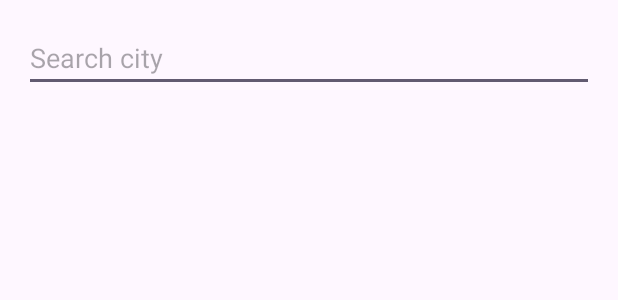
After one commit to Virgo-Alpha/Benson_Mugure_S2038770, an Android app: the layout search_popup.xml on its own in the app's theme, with its tools: preview values and no code run, on a phone screen of 412 x 824 dp. The commit adds this screen. Shown: the top 300 px of the screen. Run offline under Robolectric (Android 15) with nearby library versions, the phone set to English and light mode, and no system bars.

Commit message:
implement search functionality

```diff
--- /dev/null
+++ b/app/src/main/res/layout/search_popup.xml
@@ -0,0 +1,19 @@
+<!-- search_popup.xml -->
+<LinearLayout xmlns:android="http://schemas.android.com/apk/res/android"
+    android:layout_width="match_parent"
+    android:layout_height="wrap_content"
+    android:orientation="vertical"
+    android:padding="16dp">
+
+    <EditText
+        android:id="@+id/searchEditText"
+        android:layout_width="match_parent"
+        android:layout_height="wrap_content"
+        android:hint="Search city" />
+
+    <ListView
+        android:id="@+id/searchResultsListView"
+        android:layout_width="match_parent"
+        android:layout_height="wrap_content" />
+
+</LinearLayout>
--- a/app/src/main/res/values/strings.xml
+++ b/app/src/main/res/values/strings.xml
@@ -91,4 +91,5 @@
         - Pressing exit brings a pop up that lets you confirm your choice\n\n
         - In the settings, the user can pick dark or light mode as well as when to refresh the app\n</string>
     <string name="Help">User Manual</string>
+    <string name="search">search</string>
 </resources>
```
Also changed, not shown: app/src/main/java/org/me/gcu/benson_mugure_s2038770/MainActivity.java (+108 -1 lines), app/src/main/res/layout/activity_main.xml (+7 -0 lines), 1 other file.
